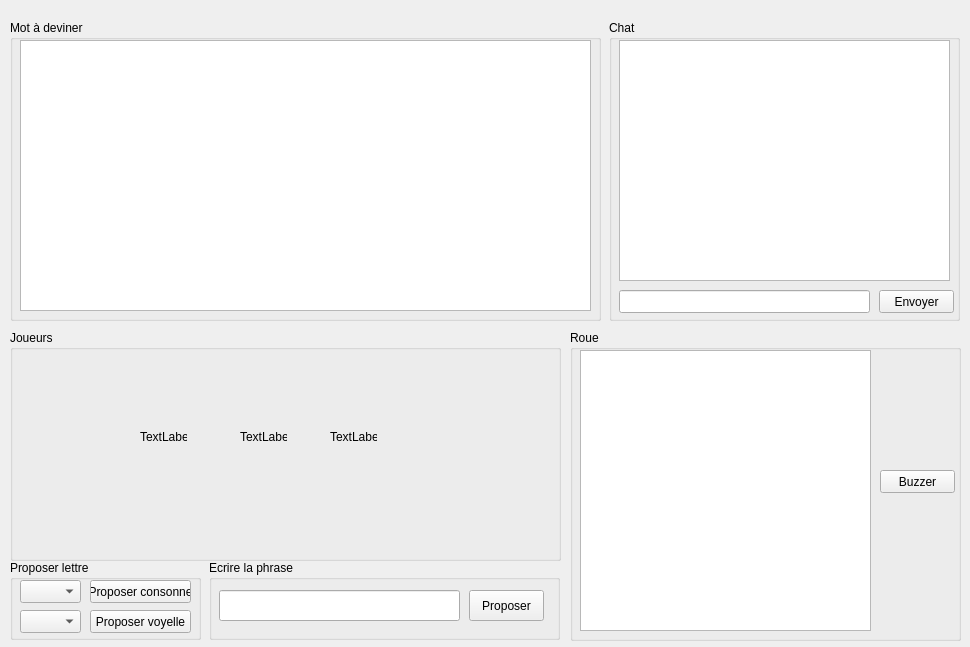
Old version of the form Roue_De_La_Fortune/ui/game.ui in the repository Dorian-Chapoulie/Roue-de-la-fortune.
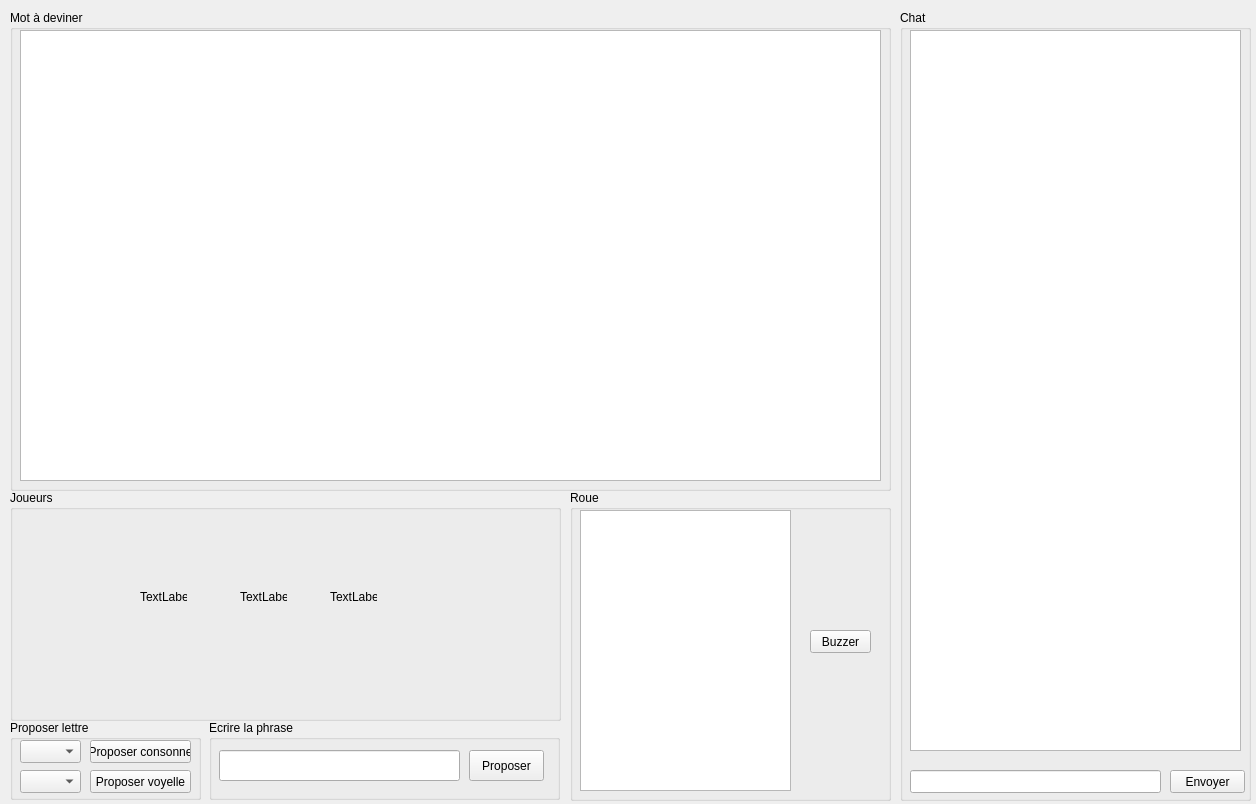
New version of the form.

```diff
--- a/Roue_De_La_Fortune/ui/game.ui
+++ b/Roue_De_La_Fortune/ui/game.ui
@@ -6,8 +6,8 @@
    <rect>
     <x>0</x>
     <y>0</y>
-    <width>970</width>
-    <height>647</height>
+    <width>1256</width>
+    <height>804</height>
    </rect>
   </property>
   <property name="windowTitle">
@@ -16,10 +16,10 @@
   <widget class="QGroupBox" name="groupBoxChat">
    <property name="geometry">
     <rect>
-     <x>609</x>
-     <y>20</y>
+     <x>900</x>
+     <y>10</y>
      <width>351</width>
-     <height>301</height>
+     <height>791</height>
     </rect>
    </property>
    <property name="title">
@@ -31,7 +31,7 @@
       <x>10</x>
       <y>20</y>
       <width>331</width>
-      <height>241</height>
+      <height>721</height>
      </rect>
     </property>
    </widget>
@@ -39,7 +39,7 @@
     <property name="geometry">
      <rect>
       <x>10</x>
-      <y>270</y>
+      <y>760</y>
       <width>251</width>
       <height>23</height>
      </rect>
@@ -49,7 +49,7 @@
     <property name="geometry">
      <rect>
       <x>270</x>
-      <y>270</y>
+      <y>760</y>
       <width>75</width>
       <height>23</height>
      </rect>
@@ -63,9 +63,9 @@
    <property name="geometry">
     <rect>
      <x>10</x>
-     <y>20</y>
-     <width>591</width>
-     <height>301</height>
+     <y>10</y>
+     <width>881</width>
+     <height>481</height>
     </rect>
    </property>
    <property name="title">
@@ -76,8 +76,8 @@
      <rect>
       <x>10</x>
       <y>20</y>
-      <width>571</width>
-      <height>271</height>
+      <width>861</width>
+      <height>451</height>
      </rect>
     </property>
    </widget>
@@ -86,7 +86,7 @@
    <property name="geometry">
     <rect>
      <x>10</x>
-     <y>330</y>
+     <y>490</y>
      <width>551</width>
      <height>231</height>
     </rect>
@@ -138,8 +138,8 @@
    <property name="geometry">
     <rect>
      <x>570</x>
-     <y>330</y>
-     <width>391</width>
+     <y>490</y>
+     <width>321</width>
      <height>311</height>
     </rect>
    </property>
@@ -151,7 +151,7 @@
      <rect>
       <x>10</x>
       <y>20</y>
-      <width>291</width>
+      <width>211</width>
       <height>281</height>
      </rect>
     </property>
@@ -159,9 +159,9 @@
    <widget class="QPushButton" name="buttonBuzzer">
     <property name="geometry">
      <rect>
-      <x>310</x>
+      <x>240</x>
       <y>140</y>
-      <width>75</width>
+      <width>61</width>
       <height>23</height>
      </rect>
     </property>
@@ -174,7 +174,7 @@
    <property name="geometry">
     <rect>
      <x>209</x>
-     <y>560</y>
+     <y>720</y>
      <width>351</width>
      <height>80</height>
     </rect>
@@ -215,7 +215,7 @@
    <property name="geometry">
     <rect>
      <x>10</x>
-     <y>560</y>
+     <y>720</y>
      <width>191</width>
      <height>80</height>
     </rect>
```
